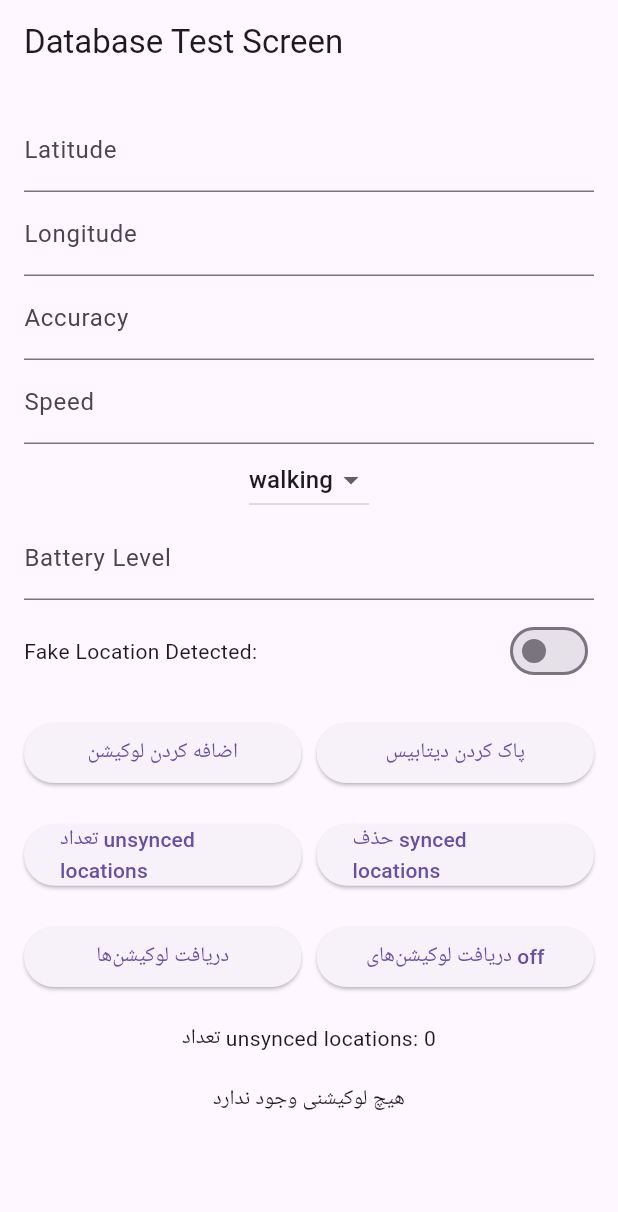
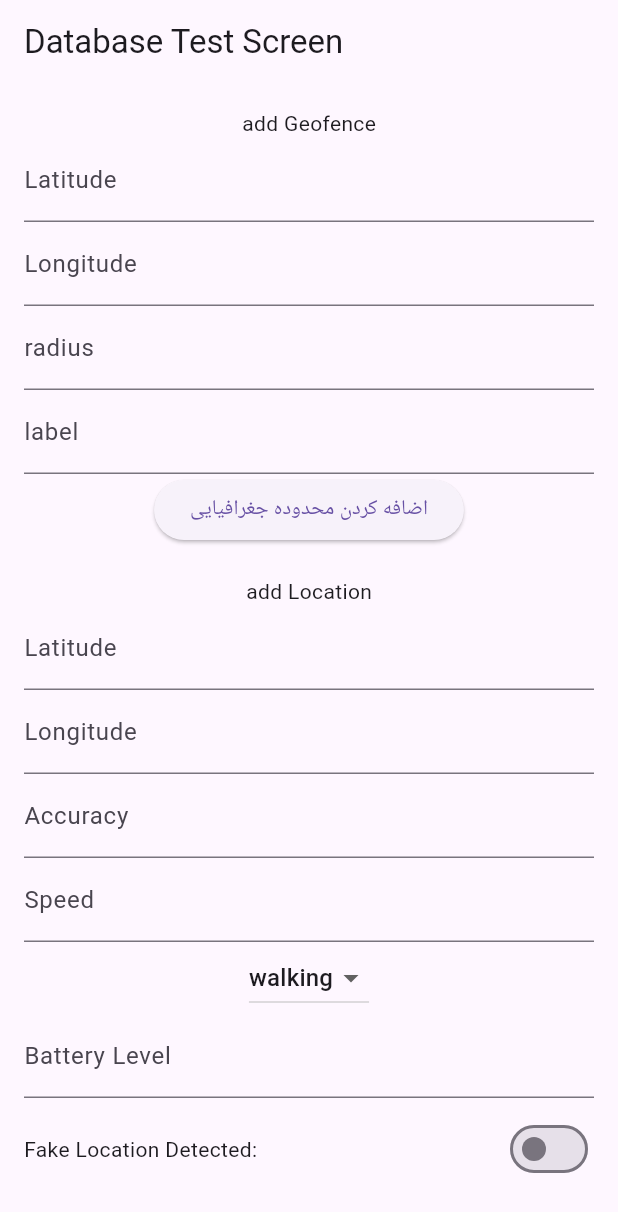
Before and after one commit to vahidesparham/tracjer, a Flutter app: the screen it shows after launch, on a phone screen of 412 x 824 dp. Shown: the top 1212 px of the screen. Run offline on Flutter 3.47's test engine with Material 3 defaults, Android fonts, the phone set to English and light mode, and no system bars; our stand-ins replace sqflite; accounts and stored records are empty.

Commit message:
add test Geofence tabel

```diff
--- a/example/lib/DatabaseTestScreen.dart
+++ b/example/lib/DatabaseTestScreen.dart
@@ -5,6 +5,12 @@ class DatabaseTestScreen extends StatefulWidget {
   _DatabaseTestScreenState createState() => _DatabaseTestScreenState();
 }
 class _DatabaseTestScreenState extends State<DatabaseTestScreen> {
+
+  final _latitudeGeofenceController = TextEditingController();
+  final _longitudeGeofenceController = TextEditingController();
+  final _radiusGeofenceController = TextEditingController();
+  final _labelGeofenceController = TextEditingController();
+
   final _latitudeController = TextEditingController();
   final _longitudeController = TextEditingController();
   final _accuracyController = TextEditingController();
@@ -31,6 +37,47 @@ class _DatabaseTestScreenState extends State<DatabaseTestScreen> {
     super.dispose();
   }
 
+  List<Map<String, dynamic>> _geofences = [];
+
+  Future<void> _addGeofence() async {
+    // اطلاعات محدوده جغرافیایی جدید
+    final geofence = {
+      'latitude': double.tryParse(_latitudeGeofenceController.text),
+      'longitude': double.tryParse(_longitudeGeofenceController.text),
+      'radius': double.tryParse(_radiusGeofenceController.text), // شعاع محدوده جغرافیایی (مثال)
+      'label': _labelGeofenceController.text,
+    };
+    final result = await _dbHelper.insertGeofence(geofence);
+    if (result>0) {
+      ScaffoldMessenger.of(context).showSnackBar(SnackBar(
+        content: Text("محدوده جغرافیایی اضافه شد."),
+      ));
+      _getGeofences();
+    }
+  }
+
+  Future<void> _getGeofences() async {
+    final geofences = await _dbHelper.getAllGeofences();
+    setState(() {
+      _geofences = geofences;
+    });
+  }
+
+  Future<void> _deleteGeofence(int id) async {
+    await _dbHelper.deleteGeofence(id);
+    _getGeofences();
+  }
+
+  Future<void> _updateGeofence(int id) async {
+    final updatedGeofence = {
+      'latitude': double.tryParse(_latitudeGeofenceController.text),
+      'longitude': double.tryParse(_longitudeGeofenceController.text),
+      'radius': double.tryParse(_radiusGeofenceController.text), // شعاع جدید محدوده جغرافیایی
+      'label': _labelGeofenceController.text,
+    };
+    await _dbHelper.editGeofence(id, updatedGeofence);
+    _getGeofences();
+  }
   Future<void> _addLocation() async {
     final latitude = double.tryParse(_latitudeController.text);
     final longitude = double.tryParse(_longitudeController.text);
@@ -144,11 +191,64 @@ class _DatabaseTestScreenState extends State<DatabaseTestScreen> {
       appBar: AppBar(
         title: Text('Database Test Screen'),
       ),
-      body: Padding(
+      body:
+
+      Padding(
         padding: const EdgeInsets.all(16.0),
         child: SingleChildScrollView(
           child: Column(
             children: [
+              Text('add Geofence'),
+              TextField(
+                controller: _latitudeGeofenceController,
+                decoration: InputDecoration(labelText: 'Latitude'),
+                keyboardType: TextInputType.number,
+              ),
+              TextField(
+                controller: _longitudeGeofenceController,
+                decoration: InputDecoration(labelText: 'Longitude'),
+                keyboardType: TextInputType.number,
+              ),
+              TextField(
+                controller: _radiusGeofenceController,
+                decoration: InputDecoration(labelText: 'radius'),
+                keyboardType: TextInputType.number,
+              ),
+              TextField(
+                controller: _labelGeofenceController,
+                decoration: InputDecoration(labelText: 'label'),
+                keyboardType: TextInputType.text,
+              ),
+              ElevatedButton(
+                onPressed: _addGeofence,
+                child: Text('اضافه کردن محدوده جغرافیایی'),
+              ),
+              ListView.builder(
+                shrinkWrap: true,
+                itemCount: _geofences.length,
+                itemBuilder: (context, index) {
+                  final geofence = _geofences[index];
+                  return ListTile(
+                    title: Text('Latitude: ${geofence['latitude']}, Longitude: ${geofence['longitude']}'),
+                    subtitle: Text('radius: ${geofence['radius']} - label: ${geofence['label']}'),
+                    trailing: Row(
+                      mainAxisSize: MainAxisSize.min,
+                      children: [
+                        IconButton(
+                          icon: Icon(Icons.edit),
+                          onPressed: () => _updateGeofence(geofence['id']),
+                        ),
+                        IconButton(
+                          icon: Icon(Icons.delete),
+                          onPressed: () => _deleteGeofence(geofence['id']),
+                        ),
+                      ],
+                    ),
+                  );
+                },
+              ),
+              SizedBox(height: 20,),
+              Text('add Location'),
               TextField(
                 controller: _latitudeController,
                 decoration: InputDecoration(labelText: 'Latitude'),
--- a/lib/location.dart
+++ b/lib/location.dart
@@ -215,6 +215,8 @@ Future<Database> _initDatabase() async {
 
   Future<List<Map<String, dynamic>>> getAllGeofences() async {
     final db = await database;
-    return await db.query('geofences');
+    return await db.query('geofences',
+      orderBy: 'id DESC',
+    );
   }
 }
```
